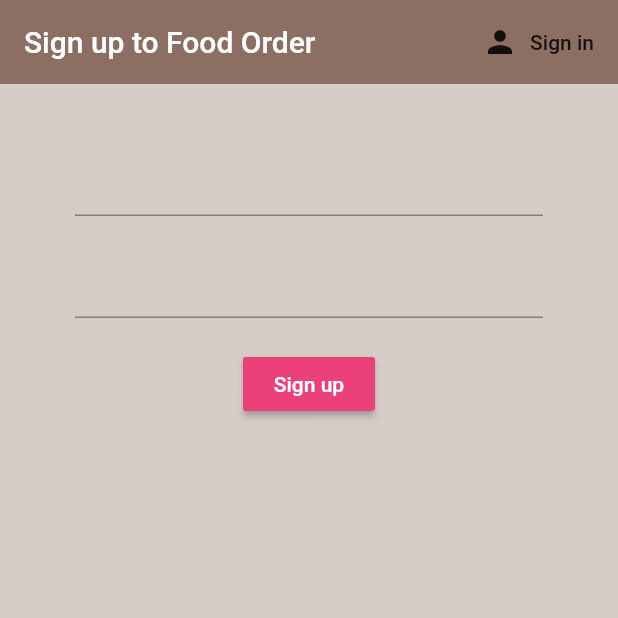
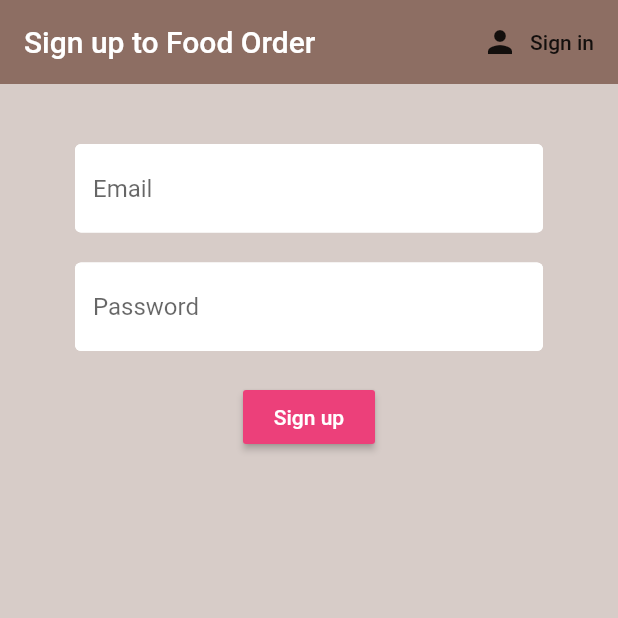
Before and after one commit to DTharaka/Items_marking_app, a Flutter app: the screen it shows after launch, after a tap on "Sign up", on a phone screen of 412 x 824 dp, the top half of it. Run offline on Flutter 3.47's test engine with Material 2 defaults, Android fonts, the phone set to English and light mode, and no system bars; our stand-ins replace firebase_auth, flutter_spinkit; accounts and stored records are empty.

Commit message:
first commit

```diff
--- a/lib/screens/authenticate/sign_in.dart
+++ b/lib/screens/authenticate/sign_in.dart
@@ -1,4 +1,6 @@
 import 'package:coffee_order_app/services/auth.dart';
+import 'package:coffee_order_app/shared/constant.dart';
+import 'package:coffee_order_app/shared/loading.dart';
 import 'package:flutter/material.dart';
 
 class SignIn extends StatefulWidget {
@@ -15,6 +17,7 @@ class _SignInState extends State<SignIn> {
 
   final AuthService _auth = AuthService(); // Create an instance of AuthService Class
   final _formKey = GlobalKey<FormState>(); // Identify and Assosiate with the form
+  bool loading = false;
 
   // Text field state
   String email = '';
@@ -23,7 +26,7 @@ class _SignInState extends State<SignIn> {
 
   @override
   Widget build(BuildContext context) {
-    return Scaffold(
+    return loading ? Loading() : Scaffold(
        backgroundColor: Colors.brown[100],
        appBar: AppBar(
          backgroundColor: Colors.brown[400],
@@ -46,6 +49,7 @@ class _SignInState extends State<SignIn> {
              children: <Widget>[
                SizedBox(height: 20.0),
                TextFormField(
+                 decoration: textInputDecoration.copyWith(hintText: 'Email'),
                  validator: (val) => val.isEmpty ? 'Enter an e-mail' : null,
                  onChanged: (val){
                    setState(() {
@@ -55,6 +59,7 @@ class _SignInState extends State<SignIn> {
                 ),
                SizedBox(height: 20.0),
                TextFormField(
+                 decoration: textInputDecoration.copyWith(hintText: 'Password'),
                  validator: (val) => val.length < 6 ? 'Enter a pssword 6+ characters long' : null,
                  obscureText: true,
                  onChanged: (val){
@@ -72,11 +77,15 @@ class _SignInState extends State<SignIn> {
                   ),
                   onPressed: () async{
                     if (_formKey.currentState.validate()) {
+                      setState(() {
+                        loading = true;
+                      });
                       dynamic result = _auth.signInWithEmailAndPassword(email, password);
 
                       if (result == null) {
                         setState(() {
                           error = "Couldn't sign in with this email & password.";
+                          loading = false;
                         });
                       }
                     }
--- a/lib/screens/authenticate/sign_up.dart
+++ b/lib/screens/authenticate/sign_up.dart
@@ -1,3 +1,5 @@
+import 'package:coffee_order_app/shared/constant.dart';
+import 'package:coffee_order_app/shared/loading.dart';
 import 'package:flutter/material.dart';
 import 'package:coffee_order_app/services/auth.dart';
 
@@ -15,6 +17,7 @@ class _SignUpState extends State<SignUp> {
 
   final AuthService _auth = AuthService(); // Create an instance of AuthService Class
   final _formKey = GlobalKey<FormState>(); // Identify and Assosiate with the form
+  bool loading = false;
 
   // Text field state
   String email = '';
@@ -23,7 +26,7 @@ class _SignUpState extends State<SignUp> {
 
   @override
   Widget build(BuildContext context) {
-    return Scaffold(
+    return loading ? Loading() : Scaffold(
        backgroundColor: Colors.brown[100],
        appBar: AppBar(
          backgroundColor: Colors.brown[400],
@@ -47,6 +50,7 @@ class _SignUpState extends State<SignUp> {
              children: <Widget>[
                SizedBox(height: 20.0),
                TextFormField(
+                 decoration: textInputDecoration.copyWith(hintText: 'Email'),
                  validator: (val) => val.isEmpty ? 'Enter an e-mail' : null,
                  onChanged: (val){
                    setState(() {
@@ -56,6 +60,7 @@ class _SignUpState extends State<SignUp> {
                 ),
                SizedBox(height: 20.0),
                TextFormField(
+                 decoration: textInputDecoration.copyWith(hintText: 'Password'),
                  obscureText: true,
                  validator: (val) => val.length < 6 ? 'Enter a pssword 6+ characters long' : null,
                  onChanged: (val){
@@ -73,10 +78,14 @@ class _SignUpState extends State<SignUp> {
                   ),
                   onPressed: () async{
                     if (_formKey.currentState.validate()) {
+                      setState(() {
+                        loading = true;
+                      });
                       dynamic result = await _auth.signUpWithEmailAndPassword(email, password);
                       if (result == null) {
                         setState(() {
                           error = 'Please provide an valid email address';
+                          loading = false;
                         });
                       }
                     }
--- /dev/null
+++ b/lib/shared/constant.dart
@@ -0,0 +1,12 @@
+import 'package:flutter/material.dart';
+
+const textInputDecoration = InputDecoration(
+      fillColor: Colors.white,
+      filled: true,
+      enabledBorder: OutlineInputBorder(
+        borderSide: BorderSide(color: Colors.white, width: 2.0)
+      ),
+      focusedBorder: OutlineInputBorder(
+        borderSide: BorderSide(color: Colors.pink, width: 2.0)
+      )
+    );
--- a/pubspec.yaml
+++ b/pubspec.yaml
@@ -31,6 +31,7 @@ dependencies:
   firebase_auth: ^0.16.0
   cloud_firestore: ^0.13.5
   provider: ^4.1.2
+  flutter_spinkit: ^4.1.2+1
 
 dev_dependencies:
   flutter_test:
```
Also changed, not shown: lib/shared/loading.dart (added, +19 -0 lines), pubspec.lock.
